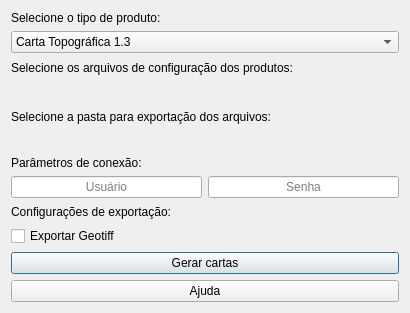
Before: the Qt Designer form resources/uis/editionPluginBaseDialog.ui in dsgoficial/ferramentas_edicao, drawn with Qt 5.
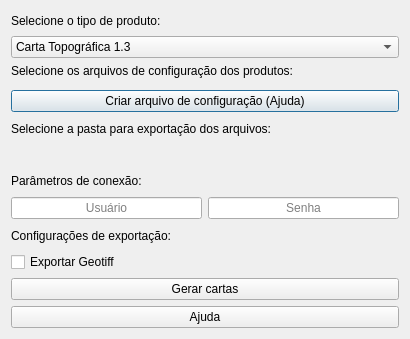
After: the same form once the commit is applied. Custom widgets are drawn as their Qt base class.

Commit message: AtualizaçãoHelp

What changed in the file:
```diff
--- a/resources/uis/editionPluginBaseDialog.ui
+++ b/resources/uis/editionPluginBaseDialog.ui
@@ -7,7 +7,7 @@
     <x>0</x>
     <y>0</y>
     <width>410</width>
-    <height>313</height>
+    <height>339</height>
    </rect>
   </property>
   <property name="windowTitle">
@@ -90,6 +90,13 @@
        </property>
       </widget>
      </item>
+     <item>
+      <widget class="QPushButton" name="helpJson">
+       <property name="text">
+        <string>Criar arquivo de configuração (Ajuda)</string>
+       </property>
+      </widget>
+     </item>
     </layout>
    </item>
    <item>
```
The commit also changes 8 other files.
